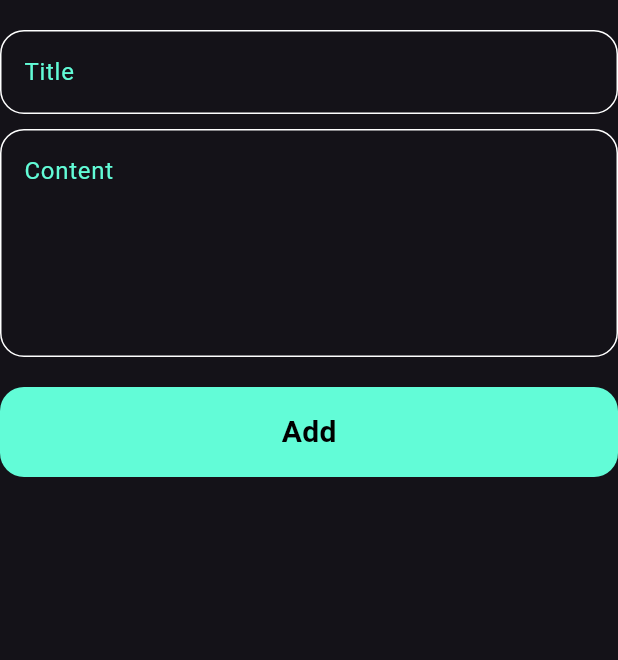
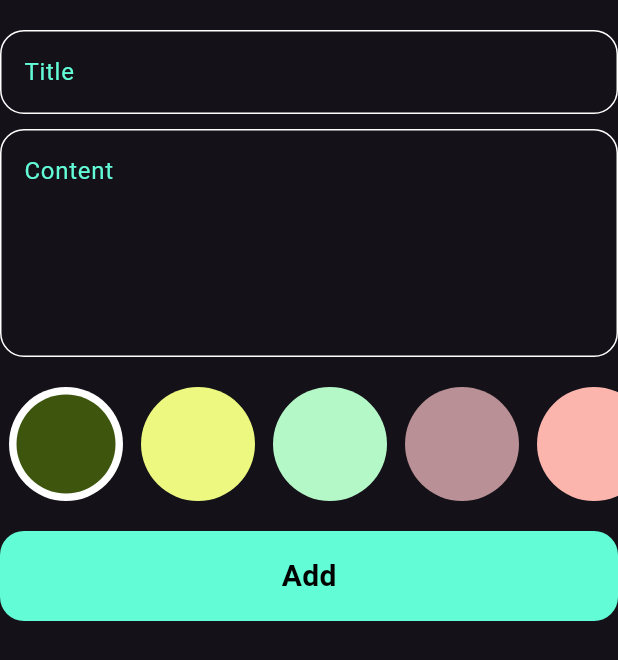
Before and after one commit to nobil22/Notes_App_Flutter, a Flutter app: the AddNoteForm widget shown alone on an empty page, opened directly, on a phone screen of 412 x 824 dp. Shown: the top 660 px of the screen. Run offline on Flutter 3.47's test engine with Material 3 defaults, Android fonts, the phone set to English and light mode, and no system bars; our stand-ins replace bloc, flutter_bloc, hive, hive_flutter, modal_progress_hud_nsn; accounts and stored records are empty; Roboto replaces fonts that are missing (Poppins).

Commit message:
Add coloers list

```diff
--- a/lib/cubits/add_note_cubit/add_note_cubit.dart
+++ b/lib/cubits/add_note_cubit/add_note_cubit.dart
@@ -1,4 +1,5 @@
 import 'package:bloc/bloc.dart';
+import 'package:flutter/material.dart';
 import 'package:hive_flutter/hive_flutter.dart';
 import 'package:meta/meta.dart';
 import 'package:note_app/constant.dart';
@@ -7,8 +8,10 @@ import 'package:note_app/models/note_model.dart';
 part 'add_note_state.dart';
 
 class AddNoteCubit extends Cubit<AddNoteState> {
+  Color color =Color(0xff3D550C);
   AddNoteCubit() : super(AddNoteInitial());
   addNote(NoteModel note) async {
+    note.color=color.value;
     emit(AddNoteLoading());
     try {
       var notesBox = Hive.box<NoteModel>(kNotesBox);
--- a/lib/widgets/add_note_form.dart
+++ b/lib/widgets/add_note_form.dart
@@ -3,6 +3,7 @@ import 'package:flutter_bloc/flutter_bloc.dart';
 import 'package:intl/intl.dart';
 import 'package:note_app/cubits/add_note_cubit/add_note_cubit.dart';
 import 'package:note_app/models/note_model.dart';
+import 'package:note_app/widgets/colores_list_view.dart';
 import 'package:note_app/widgets/custom_button.dart';
 import 'package:note_app/widgets/custom_text_field.dart';
 
@@ -44,6 +45,8 @@ class _AddNoteFormState extends State<AddNoteForm> {
               maxline: 5,
             ),
             const SizedBox(height: 20),
+            ColoresListView(),
+             const SizedBox(height: 20),
             BlocBuilder<AddNoteCubit, AddNoteState>(
               builder: (context, state) {
                 return CustomButton(
--- /dev/null
+++ b/lib/widgets/colores_list_view.dart
@@ -0,0 +1,75 @@
+import 'package:flutter/material.dart';
+import 'package:flutter_bloc/flutter_bloc.dart';
+import 'package:note_app/cubits/add_note_cubit/add_note_cubit.dart';
+
+class coloeritem extends StatelessWidget {
+  const coloeritem({super.key, required this.isActive, required this.color});
+  final bool isActive;
+  final Color color;
+  @override
+  Widget build(BuildContext context) {
+    return isActive
+        ? CircleAvatar(
+            radius: 38,
+            backgroundColor: Colors.white,
+            child: CircleAvatar(
+              radius: 33,
+              backgroundColor: color,
+            ),
+          )
+        : CircleAvatar(
+            radius: 38,
+            backgroundColor: color,
+          );
+  }
+}
+
+class ColoresListView extends StatefulWidget {
+  const ColoresListView({super.key});
+
+  @override
+  State<ColoresListView> createState() => _ColoresListViewState();
+}
+
+class _ColoresListViewState extends State<ColoresListView> {
+  int currentindex = 0;
+  List<Color> coloers = [
+    Color(0xff3D550C),
+    Color(0xffECF87F),
+    Color(0xffB4F8C8),
+    Color(0xffb99095),
+    Color(0xfffcb5ac),
+    Color(0xffb5e5cf),
+    Color(0xfff51720),
+    Color(0xfff8d210),
+    Color(0xfffa26a0),
+  ];
+  @override
+  Widget build(BuildContext context) {
+    return SizedBox(
+      height: 38 * 2,
+      child: ListView.builder(
+        itemCount: coloers.length,
+        scrollDirection: Axis.horizontal,
+        itemBuilder: (BuildContext context, int index) {
+          return Padding(
+            padding: const EdgeInsets.symmetric(
+              horizontal: 6,
+            ),
+            child: GestureDetector(
+              onTap: () {
+                currentindex = index;
+                BlocProvider.of<AddNoteCubit>(context).color=coloers[index];
+                setState(() {});
+              },
+              child: coloeritem(
+                color: coloers[index],
+                isActive: currentindex == index,
+              ),
+            ),
+          );
+        },
+      ),
+    );
+  }
+}
```
